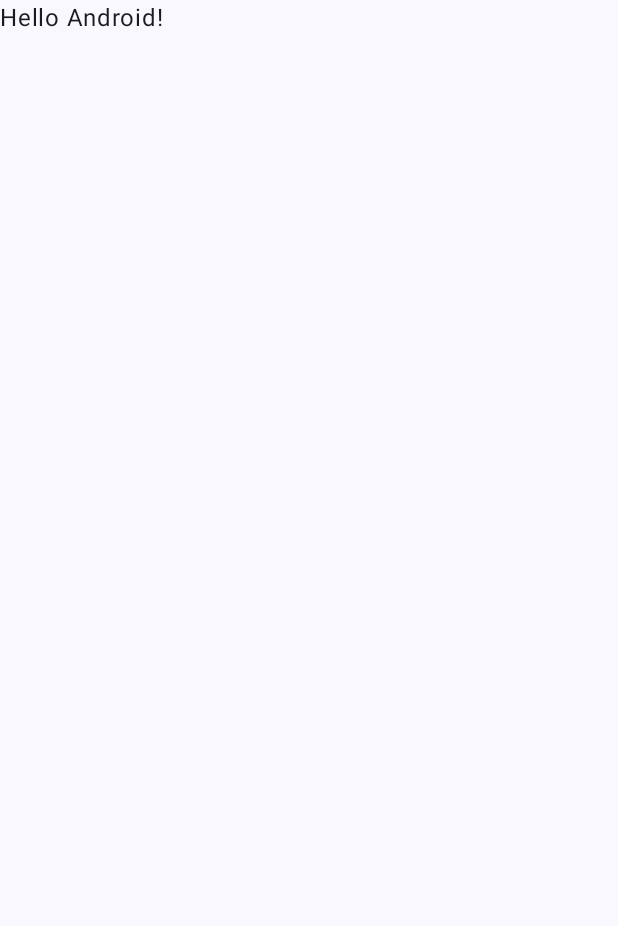
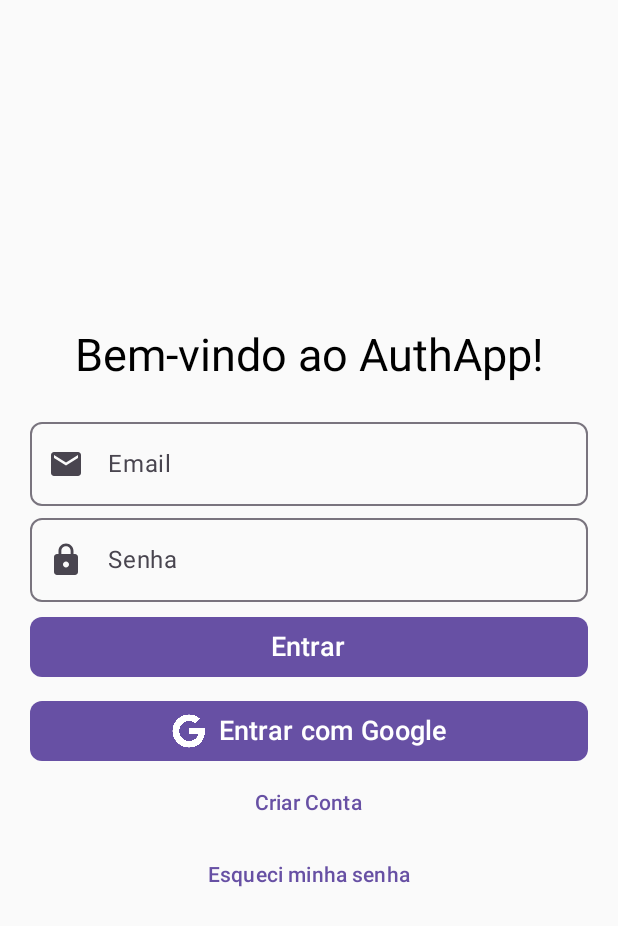
Before and after one commit to iamcaiorian/desenvolvimento-movel-UFC, an Android app built with Jetpack Compose: the screen it shows after launch (MainActivity), on a phone screen of 412 x 824 dp. Before the commit the part shown is almost empty. Shown: the top 926 px of the screen. Run offline under Robolectric (Android 15) with nearby library versions, the phone set to English and light mode, and no system bars; our stand-ins replace Firebase (no records; nobody signed in at launch, a user with empty details on screens opened directly).

Commit message:
Adição do APK

```diff
--- a/Trabalhos Práticos Módulo 3/trabalho-5/Authentication/app/src/main/java/com/example/authentication/MainActivity.kt
+++ b/Trabalhos Práticos Módulo 3/trabalho-5/Authentication/app/src/main/java/com/example/authentication/MainActivity.kt
@@ -3,45 +3,36 @@ package com.example.authentication
 import android.os.Bundle
 import androidx.activity.ComponentActivity
 import androidx.activity.compose.setContent
-import androidx.activity.enableEdgeToEdge
-import androidx.compose.foundation.layout.fillMaxSize
-import androidx.compose.foundation.layout.padding
-import androidx.compose.material3.Scaffold
-import androidx.compose.material3.Text
-import androidx.compose.runtime.Composable
-import androidx.compose.ui.Modifier
-import androidx.compose.ui.tooling.preview.Preview
-import com.example.authentication.ui.theme.AuthenticationTheme
+import androidx.lifecycle.ViewModelProvider
+import androidx.navigation.NavHostController
+import androidx.navigation.compose.NavHost
+import androidx.navigation.compose.composable
+import androidx.navigation.compose.rememberNavController
+import com.example.authentication.data.AuthRepository
+import com.example.authentication.ui.view.ForgotPasswordScreen
+import com.example.authentication.ui.view.HomeScreen
+import com.example.authentication.ui.view.LoginScreen
+import com.example.authentication.ui.view.RegisterScreen
+import com.example.authentication.viewmodel.AuthViewModel
+import com.example.authentication.viewmodel.AuthViewModelFactory
 
 class MainActivity : ComponentActivity() {
     override fun onCreate(savedInstanceState: Bundle?) {
         super.onCreate(savedInstanceState)
-        enableEdgeToEdge()
+
+        val repository = AuthRepository()
+        val authViewModel =
+            ViewModelProvider(this, AuthViewModelFactory(repository)).get(AuthViewModel::class.java)
+
         setContent {
-            AuthenticationTheme {
-                Scaffold(modifier = Modifier.fillMaxSize()) { innerPadding ->
-                    Greeting(
-                        name = "Android",
-                        modifier = Modifier.padding(innerPadding)
-                    )
-                }
+            val navController: NavHostController = rememberNavController()
+
+            NavHost(navController = navController, startDestination = "login") {
+                composable("login") { LoginScreen(authViewModel, navController) }
+                composable("register") { RegisterScreen(authViewModel, navController) }
+                composable("forgotPassword") { ForgotPasswordScreen(authViewModel, navController) }
+                composable("home") { HomeScreen(authViewModel, navController) }
             }
         }
     }
 }
-
-@Composable
-fun Greeting(name: String, modifier: Modifier = Modifier) {
-    Text(
-        text = "Hello $name!",
-        modifier = modifier
-    )
-}
-
-@Preview(showBackground = true)
-@Composable
-fun GreetingPreview() {
-    AuthenticationTheme {
-        Greeting("Android")
-    }
-}
--- a/Trabalhos Práticos Módulo 3/trabalho-5/Authentication/app/src/main/java/com/example/authentication/ui/theme/Color.kt
+++ b/Trabalhos Práticos Módulo 3/trabalho-5/Authentication/app/src/main/java/com/example/authentication/ui/theme/Color.kt
@@ -2,7 +2,7 @@ package com.example.authentication.ui.theme
 
 import androidx.compose.ui.graphics.Color
 
-val Purple80 = Color(0xFFD0BCFF)
+val Purple80 = Color(0xFFE9BCFF)
 val PurpleGrey80 = Color(0xFFCCC2DC)
 val Pink80 = Color(0xFFEFB8C8)
 
--- /dev/null
+++ b/Trabalhos Práticos Módulo 3/trabalho-5/Authentication/app/src/main/java/com/example/authentication/ui/view/LoginScreen.kt
@@ -0,0 +1,189 @@
+package com.example.authentication.ui.view
+
+import android.widget.Toast
+import androidx.activity.compose.rememberLauncherForActivityResult
+import androidx.activity.result.contract.ActivityResultContracts
+import androidx.compose.animation.AnimatedVisibility
+import androidx.compose.animation.fadeIn
+import androidx.compose.animation.slideInVertically
+import androidx.compose.foundation.layout.Box
+import androidx.compose.foundation.layout.Column
+import androidx.compose.foundation.layout.Spacer
+import androidx.compose.foundation.layout.fillMaxSize
+import androidx.compose.foundation.layout.fillMaxWidth
+import androidx.compose.foundation.layout.height
+import androidx.compose.foundation.layout.padding
+import androidx.compose.foundation.layout.size
+import androidx.compose.foundation.layout.width
+import androidx.compose.foundation.shape.RoundedCornerShape
+import androidx.compose.material.icons.Icons
+import androidx.compose.material.icons.filled.Email
+import androidx.compose.material.icons.filled.Lock
+import androidx.compose.material3.Button
+import androidx.compose.material3.ButtonDefaults
+import androidx.compose.material3.Icon
+import androidx.compose.material3.MaterialTheme
+import androidx.compose.material3.OutlinedTextField
+import androidx.compose.material3.Text
+import androidx.compose.material3.TextButton
+import androidx.compose.runtime.Composable
+import androidx.compose.runtime.LaunchedEffect
+import androidx.compose.runtime.getValue
+import androidx.compose.runtime.mutableStateOf
+import androidx.compose.runtime.remember
+import androidx.compose.runtime.setValue
+import androidx.compose.ui.Alignment
+import androidx.compose.ui.Modifier
+import androidx.compose.ui.graphics.vector.ImageVector
+import androidx.compose.ui.platform.LocalContext
+import androidx.compose.ui.res.painterResource
+import androidx.compose.ui.text.input.PasswordVisualTransformation
+import androidx.compose.ui.text.input.VisualTransformation
+import androidx.compose.ui.unit.dp
+import androidx.compose.ui.unit.sp
+import androidx.navigation.NavController
+import com.example.authentication.R
+import com.example.authentication.viewmodel.AuthViewModel
+import com.google.android.gms.auth.api.signin.GoogleSignIn
+import com.google.android.gms.common.api.ApiException
+
+@Composable
+fun LoginScreen(viewModel: AuthViewModel, navController: NavController) {
+    val context = LocalContext.current
+    var email by remember { mutableStateOf("") }
+    var password by remember { mutableStateOf("") }
+    var isVisible by remember { mutableStateOf(false) }
+
+    LaunchedEffect(Unit) {
+        isVisible = true
+    }
+
+    val googleSignInLauncher = rememberLauncherForActivityResult(
+        contract = ActivityResultContracts.StartActivityForResult()
+    ) { result ->
+        val task = GoogleSignIn.getSignedInAccountFromIntent(result.data)
+        try {
+            val account = task.getResult(ApiException::class.java)
+            account?.idToken?.let { idToken ->
+                viewModel.loginWithGoogle(idToken) { success ->
+                    if (success) {
+                        navController.navigate("home")
+                    } else {
+                        Toast.makeText(
+                            context,
+                            "Erro ao fazer login com Google",
+                            Toast.LENGTH_SHORT
+                        ).show()
+                    }
+                }
+            }
+        } catch (e: ApiException) {
+            Toast.makeText(context, "Erro: ${e.message}", Toast.LENGTH_SHORT).show()
+        }
+    }
+    Box(modifier = Modifier.fillMaxSize(), contentAlignment = Alignment.Center) {
+        AnimatedVisibility(
+            visible = isVisible,
+            enter = slideInVertically() + fadeIn()
+        ) {
+            Column(
+                modifier = Modifier
+                    .fillMaxWidth()
+                    .padding(20.dp),
+                horizontalAlignment = Alignment.CenterHorizontally
+            ) {
+                Text(
+                    "Bem-vindo ao AuthApp!",
+                    fontSize = 30.sp,
+                    style = MaterialTheme.typography.headlineLarge
+                )
+
+                Spacer(modifier = Modifier.height(16.dp))
+
+                CustomTextField(
+                    value = email,
+                    onValueChange = { email = it },
+                    label = "Email",
+                    icon = Icons.Filled.Email
+                )
+
+                CustomTextField(
+                    value = password,
+                    onValueChange = { password = it },
+                    label = "Senha",
+                    icon = Icons.Filled.Lock,
+                    isPassword = true
+                )
+
+                Spacer(modifier = Modifier.height(6.dp))
+                Button(
+                    onClick = {
+                        viewModel.login(email, password) { success ->
+                            if (success) {
+                                navController.navigate("home")
+                            } else {
+                                Toast.makeText(
+                                    context,
+                                    "Usuário ou senha inválida",
+                                    Toast.LENGTH_SHORT
+                                ).show()
+                            }
+                        }
+                    },
+                    modifier = Modifier.fillMaxWidth(),
+                    shape = RoundedCornerShape(8.dp)
+                ) {
+                    Text("Entrar", fontSize = 18.sp)
+                }
+
+                Spacer(modifier = Modifier.height(8.dp))
+
+                Button(
+                    onClick = {
+                        val signInIntent = viewModel.getGoogleSignInClient(context).signInIntent
+                        googleSignInLauncher.launch(signInIntent)
+                    },
+                    modifier = Modifier.fillMaxWidth(),
+                    shape = RoundedCornerShape(8.dp),
+                    colors = ButtonDefaults.buttonColors(containerColor = MaterialTheme.colorScheme.primary)
+                ) {
+                    Icon(
+                        painter = painterResource(id = R.drawable.logo_google),
+                        contentDescription = "Google Login",
+                        modifier = Modifier.size(24.dp),
+                        tint = MaterialTheme.colorScheme.onPrimary
+                    )
+                    Spacer(modifier = Modifier.width(8.dp))
+                    Text("Entrar com Google", fontSize = 18.sp)
+                }
+
+                TextButton(onClick = { navController.navigate("register") }) {
+                    Text("Criar Conta")
+                }
+
+                TextButton(onClick = { navController.navigate("forgotPassword") }) {
+                    Text("Esqueci minha senha")
+                }
+            }
+        }
+    }
+}
+
+@Composable
+fun CustomTextField(
+    value: String,
+    onValueChange: (String) -> Unit,
+    label: String,
+    icon: ImageVector,
+    isPassword: Boolean = false
+) {
+    OutlinedTextField(
+        value = value,
+        onValueChange = onValueChange,
+        label = { Text(label) },
+        leadingIcon = { Icon(icon, contentDescription = null) },
+        visualTransformation = if (isPassword) PasswordVisualTransformation() else VisualTransformation.None,
+        modifier = Modifier.fillMaxWidth(),
+        shape = RoundedCornerShape(8.dp)
+    )
+}
```
Also changed, not shown: Trabalhos Práticos Módulo 3/trabalho-5/Authentication/app/src/main/java/com/example/authentication/data/AuthRepository.kt (+17 -20 lines), Trabalhos Práticos Módulo 3/trabalho-5/Authentication/app/src/main/java/com/example/authentication/ui/view/ForgotPasswordScreen.kt (added, +124 -0 lines), Trabalhos Práticos Módulo 3/trabalho-5/Authentication/app/src/main/java/com/example/authentication/ui/view/HomeScreen.kt (added, +82 -0 lines), Trabalhos Práticos Módulo 3/trabalho-5/Authentication/app/src/main/java/com/example/authentication/ui/view/RegisterScreen.kt (added, +118 -0 lines), Trabalhos Práticos Módulo 3/trabalho-5/Authentication/app/src/main/java/com/example/authentication/viewmodel/AuthViewModel.kt (+18 -38 lines), Trabalhos Práticos Módulo 3/trabalho-5/Authentication/app/src/main/res/drawable/logo_google.webp (added), 4 other files.
